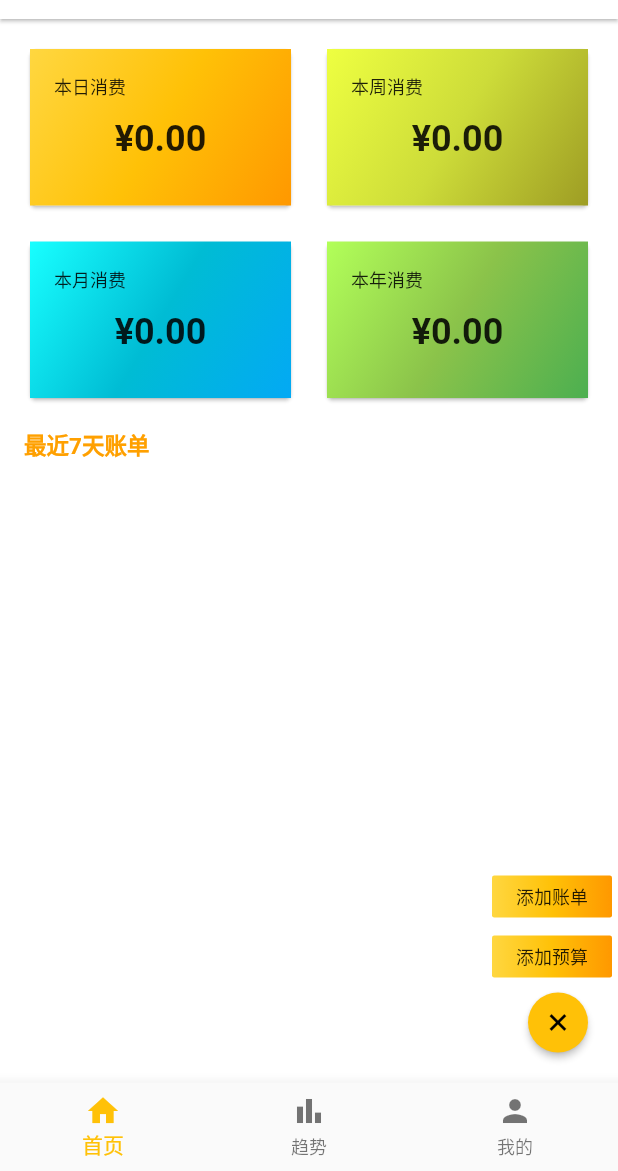
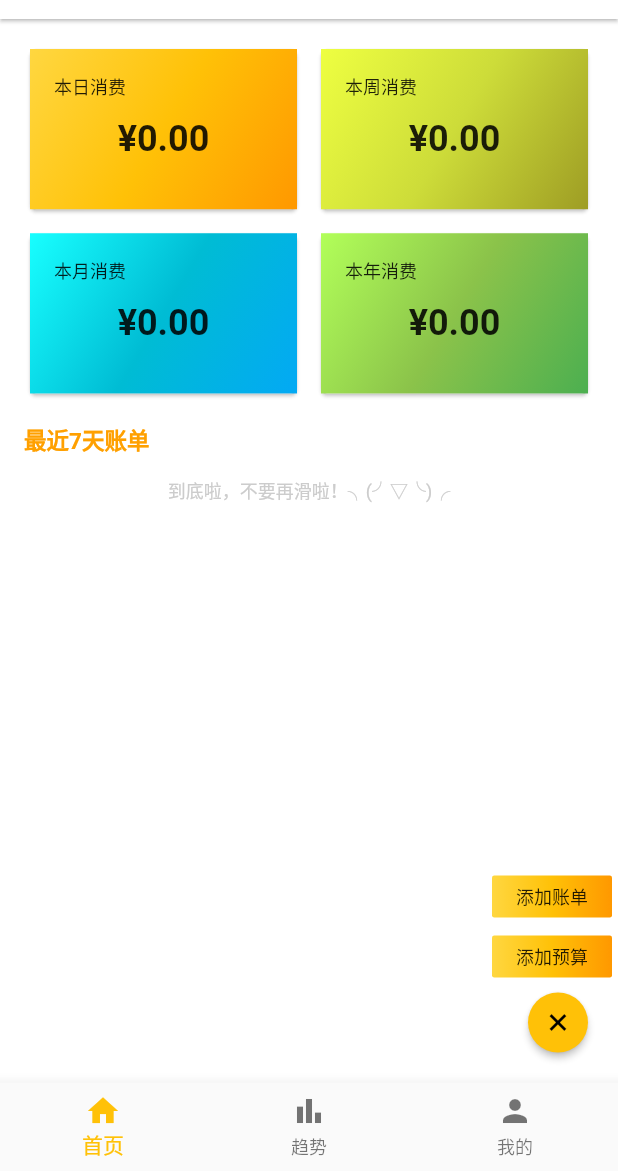
Before and after one commit to Samoy/bill, a Flutter app: the IndexPage screen opened by its route, after a tap on the "add" icon, on a phone screen of 412 x 824 dp, the part 65-1236 px from its top. Run offline on Flutter 3.47's test engine with Material 2 defaults, Android fonts, the phone set to English and light mode, and no system bars; our stand-ins replace dio, flutter_easyloading, shared_preferences, toast; accounts and stored records are empty; network calls fail; Roboto replaces fonts that are missing (NotoSC-Black).

Commit message:
feat: update home page.

```diff
--- a/lib/screen/bill_add.dart
+++ b/lib/screen/bill_add.dart
@@ -123,7 +123,7 @@ class _BillAddPageState extends State<BillAddPage> {
                                         )
                                       : null,
                                   suffixIconConstraints: BoxConstraints(
-                                      minWidth: 16, maxHeight: 8)),
+                                      minWidth: 16, maxHeight: 10)),
                               onTap: e.title == '时间'
                                   ? () async {
                                       DateTime result = await showDatePicker(
--- a/lib/screen/home.dart
+++ b/lib/screen/home.dart
@@ -38,7 +38,6 @@ class HomePage extends StatefulWidget {
   _HomePageState createState() => _HomePageState();
 }
 
-//fixme:下方列表应该和页面整体滑动
 class _HomePageState extends State<HomePage> with TickerProviderStateMixin {
   List<_ActionItem> _actionItems = [
     _ActionItem("添加预算", BudgetAddPage()),
@@ -74,17 +73,15 @@ class _HomePageState extends State<HomePage> with TickerProviderStateMixin {
     return BaseWidget(
       body: Stack(
         children: [
-          Column(
-            crossAxisAlignment: CrossAxisAlignment.start,
-            children: [
-              GridView.count(
-                physics: ClampingScrollPhysics(),
+          CustomScrollView(
+            slivers: [
+              SliverPadding(
+                padding: EdgeInsets.all(16),
+                sliver: SliverGrid.count(
                   childAspectRatio: 1.62,
-                shrinkWrap: true,
                   crossAxisCount: 2,
-                mainAxisSpacing: 16,
-                crossAxisSpacing: 16,
-                padding: EdgeInsets.all(16),
+                  mainAxisSpacing: 8,
+                  crossAxisSpacing: 8,
                   children: [
                     _GridItem("本日消费", context.watch<BillModel>().dailyAmount,
                         decoration: BoxDecoration(
@@ -161,7 +158,10 @@ class _HomePageState extends State<HomePage> with TickerProviderStateMixin {
                           ))
                       .toList(),
                 ),
-              Container(
+              ),
+              SliverFixedExtentList(
+                  delegate: SliverChildBuilderDelegate((context, index) {
+                    return Container(
                       margin: EdgeInsets.symmetric(horizontal: 16),
                       child: Text(
                         '最近7天账单',
@@ -170,15 +170,15 @@ class _HomePageState extends State<HomePage> with TickerProviderStateMixin {
                             color: Colors.amber[700],
                             fontWeight: FontWeight.bold),
                       ),
-              ),
-              Expanded(
-                  flex: 1,
-                  child: Container(
-                    child: Consumer<BillModel>(
+                    );
+                  }, childCount: 1),
+                  itemExtent: 20),
+              SliverFixedExtentList(
+                itemExtent: 70,
+                delegate: SliverChildBuilderDelegate(
+                    (BuildContext context, int index) {
+                  return Consumer<BillModel>(
                     builder: (context, billModel, child) {
-                        return ListView.separated(
-                          physics: ClampingScrollPhysics(),
-                          itemBuilder: (context, index) {
                       Bill bill = billModel.recentBillList[index];
                       return ListTile(
                         title: Text(bill.name),
@@ -201,17 +201,26 @@ class _HomePageState extends State<HomePage> with TickerProviderStateMixin {
                         ),
                       );
                     },
-                          itemCount: billModel.recentBillList.length,
-                          separatorBuilder: (context, index) {
-                            return Divider(
-                              height: 0,
-                              thickness: 0.5,
                   );
                 },
+                    childCount: context
+                        .select((BillModel billModel) => billModel)
+                        .recentBillList
+                        .length),
+              ),
+              SliverFixedExtentList(
+                itemExtent: 50,
+                delegate: SliverChildBuilderDelegate((context, index) {
+                  return Container(
+                    alignment: Alignment.center,
+                    margin: EdgeInsets.symmetric(horizontal: 16),
+                    child: Text(
+                      '到底啦，不要再滑啦！╮(╯▽╰)╭',
+                      style: TextStyle(fontSize: 12, color: Color(0xFFCCCCCC)),
+                    ),
                   );
-                      },
+                }, childCount: 1),
               ),
-                  ))
             ],
           ),
           Container(
@@ -283,7 +292,7 @@ class _HomePageState extends State<HomePage> with TickerProviderStateMixin {
     );
   }
 
-  void fetchDailyBillList() async {
+  Future<void> fetchDailyBillList() async {
     Map<String, dynamic> res = await NetManager.getInstance(context)
         .get("/api/v1/bill_list", queryParameters: {
       "start_time": getDaily().startTime,
@@ -296,7 +305,7 @@ class _HomePageState extends State<HomePage> with TickerProviderStateMixin {
     }
   }
 
-  void fetchWeeklyBillList() async {
+  Future<void> fetchWeeklyBillList() async {
     Map<String, dynamic> res = await NetManager.getInstance(context)
         .get("/api/v1/bill_list", queryParameters: {
       "start_time": getWeekly().startTime,
@@ -309,7 +318,7 @@ class _HomePageState extends State<HomePage> with TickerProviderStateMixin {
     }
   }
 
-  void fetchMonthlyBillList() async {
+  Future<void> fetchMonthlyBillList() async {
     Map<String, dynamic> res = await NetManager.getInstance(context)
         .get("/api/v1/bill_list", queryParameters: {
       "start_time": getMonthly().startTime,
@@ -322,7 +331,7 @@ class _HomePageState extends State<HomePage> with TickerProviderStateMixin {
     }
   }
 
-  void fetchAnnualBillList() async {
+  Future<void> fetchAnnualBillList() async {
     Map<String, dynamic> res = await NetManager.getInstance(context)
         .get("/api/v1/bill_list", queryParameters: {
       "start_time": getAnnual().startTime,
@@ -335,7 +344,7 @@ class _HomePageState extends State<HomePage> with TickerProviderStateMixin {
     }
   }
 
-  void fetchRecentBillList() async {
+  Future<void> fetchRecentBillList() async {
     Map<String, dynamic> res = await NetManager.getInstance(context)
         .get("/api/v1/bill_list", queryParameters: {
       "start_time": getRecent().startTime,
```
Lines whose indentation alone changed are shown as unchanged.
